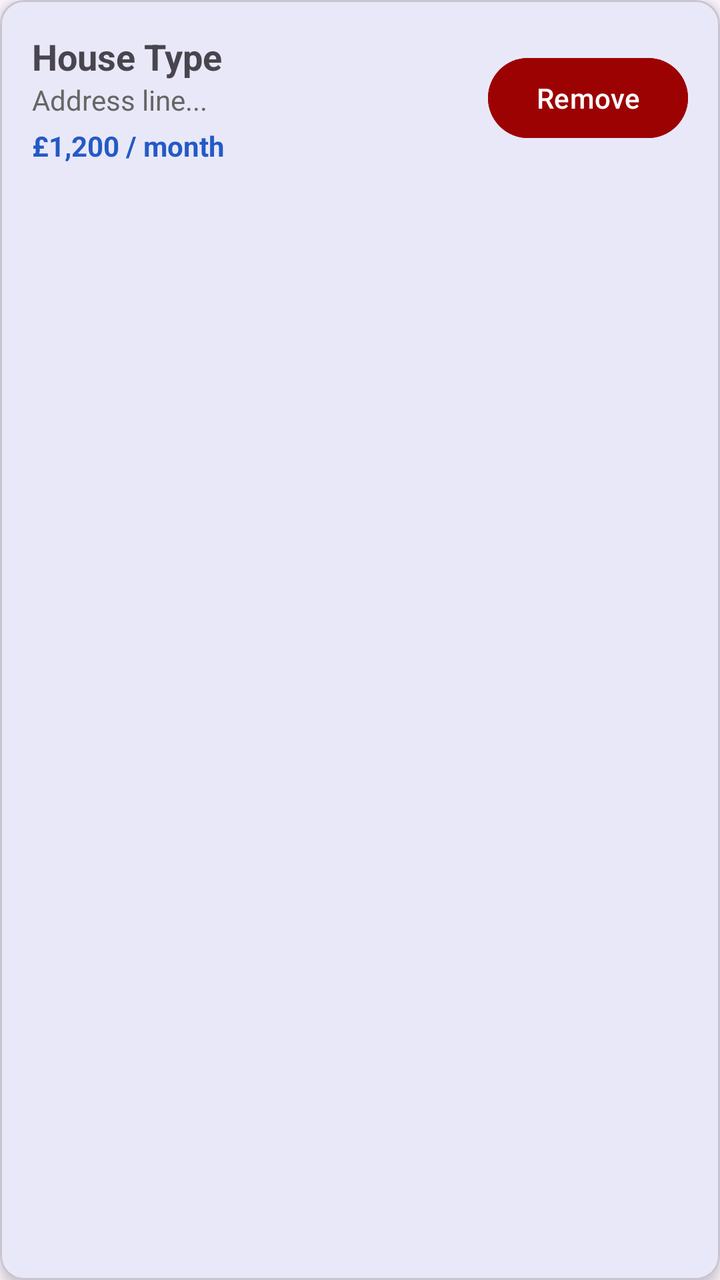
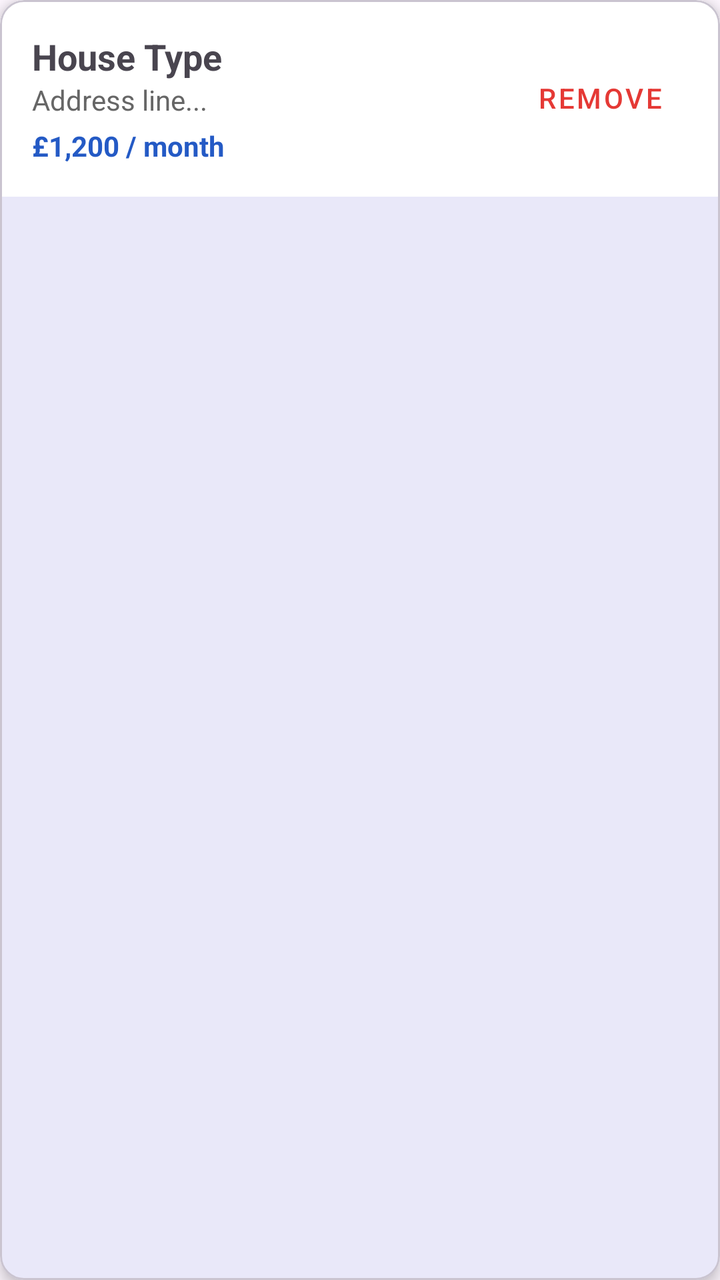

Before-and-after screenshots of an Android layout around one commit, followed by the original layout XML and the change that was made.
<!-- AndroidManifest.xml: application theme Theme.ProbbyApp -->
<!-- res/layout/item_properties.xml -->
<?xml version="1.0" encoding="utf-8"?>
<com.google.android.material.card.MaterialCardView
    xmlns:android="http://schemas.android.com/apk/res/android"
    xmlns:app="http://schemas.android.com/apk/res-auto"
    android:layout_width="match_parent"
    android:layout_height="wrap_content"
    android:layout_margin="8dp"
    app:cardCornerRadius="12dp"
    app:cardElevation="4dp"
    android:foreground="?attr/selectableItemBackground">

    <LinearLayout
        android:layout_width="match_parent"
        android:layout_height="wrap_content"
        android:orientation="horizontal"
        android:gravity="center_vertical"
        >
    <LinearLayout
        android:layout_width="0dp"
        android:layout_height="wrap_content"
        android:layout_weight="1"
        android:orientation="vertical"
        android:padding="16dp"
        >

        <TextView
            android:id="@+id/tvPropertyType"
            android:layout_width="match_parent"
            android:layout_height="wrap_content"
            android:text="House Type"
            android:textSize="18sp"
            android:textStyle="bold" />

        <TextView
            android:id="@+id/tvPropertyAddress"
            android:layout_width="match_parent"
            android:layout_height="wrap_content"
            android:text="Address line..."
            android:textColor="#666666" />

        <TextView
            android:id="@+id/tvPropertyPrice"
            android:layout_width="match_parent"
            android:layout_height="wrap_content"
            android:layout_marginTop="4dp"
            android:text="£1,200 / month"
            android:textColor="?attr/colorPrimary"
            android:textStyle="bold" />

    </LinearLayout>
    <Button
        android:id="@+id/remove_btn"
        android:layout_width="wrap_content"
        android:layout_height="wrap_content"
        android:layout_marginEnd="16dp"
        android:text="@string/remove"
        android:backgroundTint="@color/remove_btn_select"
        android:textColor="@color/white">

    </Button>
    </LinearLayout>


</com.google.android.material.card.MaterialCardView>
<!-- resources referenced by this layout -->
<resources>
  <color name="white">#FFFFFFFF</color>
  <string name="remove">Remove</string>
  <style name="Theme.ProbbyApp" parent="Theme.MaterialComponents.DayNight.DarkActionBar">
          
          <item name="colorPrimary">#245AC5</item>
          <item name="colorPrimaryVariant">#373738</item>
          <item name="colorOnPrimary">@color/white</item>
          
          <item name="colorSecondary">#454242</item>
          <item name="colorSecondaryVariant">@color/teal_700</item>
          <item name="colorOnSecondary">@color/black</item>
          
          <item name="android:statusBarColor">#245AC5</item>
          
      </style>
  <color name="teal_700">#FF018786</color>
  <color name="black">#FF000000</color>
</resources>

<!-- the commit's change to res/layout/item_properties.xml (unified diff, before → after) -->
@@ -7,6 +7,7 @@
     android:layout_margin="8dp"
     app:cardCornerRadius="12dp"
     app:cardElevation="4dp"
+    android:background="@color/white"
     android:foreground="?attr/selectableItemBackground">
 
     <LinearLayout
@@ -14,6 +15,7 @@
         android:layout_height="wrap_content"
         android:orientation="horizontal"
         android:gravity="center_vertical"
+        android:background="@color/white"
         >
     <LinearLayout
         android:layout_width="0dp"
@@ -54,8 +56,9 @@
         android:layout_height="wrap_content"
         android:layout_marginEnd="16dp"
         android:text="@string/remove"
-        android:backgroundTint="@color/remove_btn_select"
-        android:textColor="@color/white">
+        style="@style/Widget.MaterialComponents.Button.TextButton.Icon"
+        app:iconTint="#E53935"
+        android:textColor="#E53935">
 
     </Button>
     </LinearLayout>
